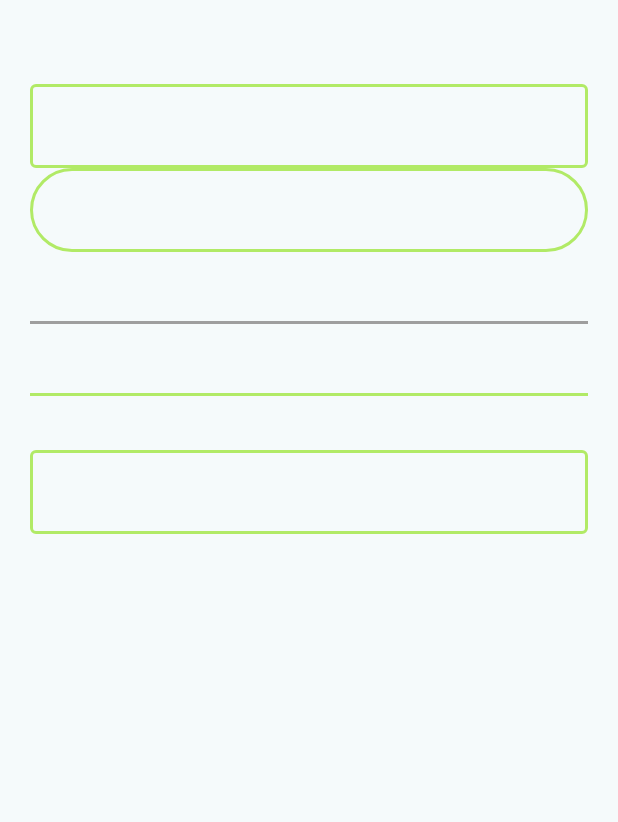
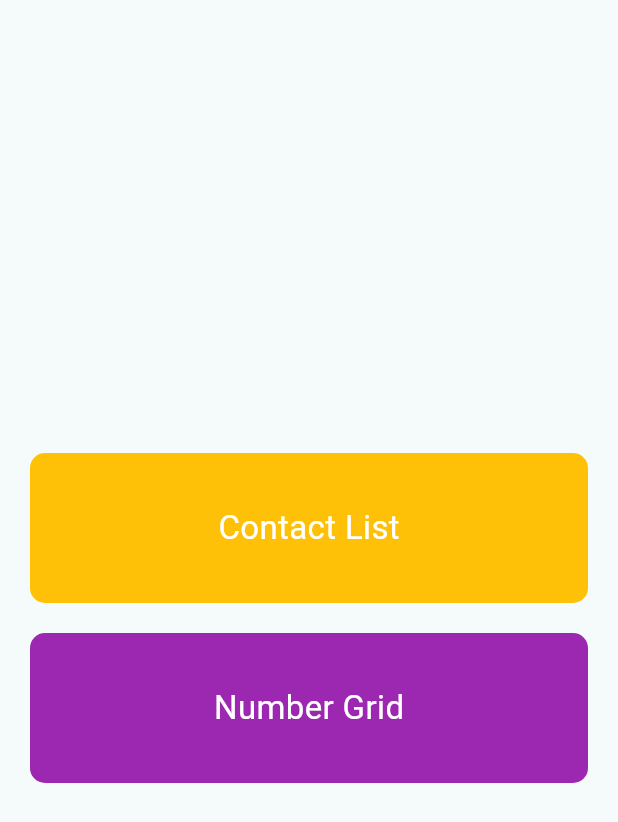
Before and after one commit to samratofficialbd/influxdevcoursepractice, a Flutter app: the screen it shows after launch, on a phone screen of 412 x 824 dp. Shown: the top 822 px of the screen. Run offline on Flutter 3.47's test engine with Material 3 defaults, Android fonts, the phone set to English and light mode, and no system bars; our stand-ins replace faker.

Commit message:
class10 assignment of listviewandgridview

```diff
--- a/lib/custom_text_field.dart
+++ /dev/null
@@ -1,25 +0,0 @@
-import 'package:flutter/material.dart';
-
-class CustomTextField extends StatelessWidget {
-  final InputBorder? inputBorder;
-  final InputBorder? enableBorder;
-  final InputBorder? focusedBorder;
-  final Color? fillColor;
-  final Color? focusColor;
-
-  const CustomTextField(
-      {super.key, this.inputBorder, this.fillColor, this.focusColor, this.enableBorder, this.focusedBorder});
-
-  @override
-  Widget build(BuildContext context) {
-    return TextField(
-      decoration: InputDecoration(
-        border: inputBorder,
-        enabledBorder: enableBorder,
-        focusedBorder: focusedBorder,
-        fillColor: fillColor,
-        focusColor: focusColor,
-      ),
-    );
-  }
-}
--- a/lib/home.dart
+++ /dev/null
@@ -1,88 +0,0 @@
-import 'package:flutter/material.dart';
-import 'package:influxdevcoursepractice/custom_text_field.dart';
-
-class Homepage extends StatefulWidget {
-  const Homepage({super.key});
-
-  @override
-  State<Homepage> createState() => _HomepageState();
-}
-
-class _HomepageState extends State<Homepage> {
-  @override
-  Widget build(BuildContext context) {
-    return SafeArea(
-      child: Scaffold(
-        appBar: AppBar(),
-        body: Padding(
-          padding: const EdgeInsets.symmetric(horizontal: 20),
-          child: Column(
-            children: [
-              const CustomTextField(
-                enableBorder: OutlineInputBorder(
-                  borderSide: BorderSide(
-                    color: Color(0xFFB1EA66),
-                    width: 2,
-                  ),
-                ),
-                focusedBorder: OutlineInputBorder(
-                  borderSide: BorderSide(
-                    color: Color(0xFFB1EA66),
-                    width: 2,
-                  ),
-                ),
-              ),
-              CustomTextField(
-                focusedBorder: OutlineInputBorder(
-                  borderRadius: BorderRadius.circular(30.0),
-                  borderSide: BorderSide(color: Color(0xFFB1EA66), width: 2),
-                ),
-                enableBorder: OutlineInputBorder(
-                  borderRadius: BorderRadius.circular(30.0),
-                  borderSide: BorderSide(color: Color(0xFFB1EA66), width: 2),
-                ),
-              ),
-              const CustomTextField(
-                focusedBorder: UnderlineInputBorder(
-                  borderSide: BorderSide(
-                    color: Colors.grey,
-                    width: 2,
-                  ),
-                ),
-                enableBorder: UnderlineInputBorder(
-                  borderSide: BorderSide(color: Colors.grey, width: 2),
-                ),
-              ),
-              CustomTextField(
-                focusedBorder: UnderlineInputBorder(
-                  borderSide: BorderSide(
-                    color: Color(0xFFB1EA66),
-                    width: 2,
-                  ),
-                ),
-                enableBorder: UnderlineInputBorder(
-                  borderSide: BorderSide(color: Color(0xFFB1EA66), width: 2),
-                ),
-              ),
-              const SizedBox(height: 36.0),
-              const CustomTextField(
-                enableBorder: OutlineInputBorder(
-                  borderSide: BorderSide(
-                    color: Color(0xFFB1EA66),
-                    width: 2,
-                  ),
-                ),
-                focusedBorder: OutlineInputBorder(
-                  borderSide: BorderSide(
-                    color: Color(0xFFB1EA66),
-                    width: 2,
-                  ),
-                ),
-              )
-            ],
-          ),
-        ),
-      ),
-    );
-  }
-}
--- /dev/null
+++ b/lib/home_page.dart
@@ -0,0 +1,73 @@
+import 'package:flutter/material.dart';
+import 'package:influxdevcoursepractice/contact_page.dart';
+import 'package:influxdevcoursepractice/gird_page.dart';
+
+class Homepage extends StatefulWidget {
+  const Homepage({super.key});
+
+  @override
+  State<Homepage> createState() => _HomepageState();
+}
+
+class _HomepageState extends State<Homepage> {
+  @override
+  Widget build(BuildContext context) {
+    return SafeArea(
+      child: Scaffold(
+        body: Padding(
+          padding: EdgeInsets.symmetric(horizontal: 20),
+          child: Column(
+            mainAxisAlignment: MainAxisAlignment.center,
+            children: [
+              InkWell(
+                onTap: () {
+                  Navigator.push(
+                      context,
+                      MaterialPageRoute(
+                        builder: (context) => ContactPage(),
+                      ));
+                },
+                child: Container(
+                  height: 100,
+                  width: double.infinity,
+                  decoration: BoxDecoration(
+                    color: Colors.amber,
+                    borderRadius: BorderRadius.circular(10),
+                  ),
+                  alignment: Alignment.center,
+                  child: Text(
+                    'Contact List',
+                    style: TextStyle(fontSize: 22, color: Colors.white),
+                  ),
+                ),
+              ),
+              SizedBox(height: 20,),
+              InkWell(
+                onTap: () {
+                  Navigator.push(
+                      context,
+                      MaterialPageRoute(
+                        builder: (context) => GridPage(),
+                      ));
+                },
+                child: Container(
+                  height: 100,
+                  width: double.infinity,
+                  decoration: BoxDecoration(
+                    color: Colors.purple,
+                    borderRadius: BorderRadius.circular(10),
+                  ),
+                  alignment: Alignment.center,
+                  child: Text(
+                    'Number Grid',
+                    style: TextStyle(fontSize: 22, color: Colors.white),
+                  ),
+                ),
+              )
+            ],
+          ),
+        ),
+      ),
+    );
+  }
+}
--- a/lib/main.dart
+++ b/lib/main.dart
@@ -1,5 +1,5 @@
 import 'package:flutter/material.dart';
-import 'package:influxdevcoursepractice/home.dart';
+import 'package:influxdevcoursepractice/home_page.dart';
 
 /**
  * class practice assignment
--- a/pubspec.yaml
+++ b/pubspec.yaml
@@ -35,6 +35,8 @@ dependencies:
   # The following adds the Cupertino Icons font to your application.
   # Use with the CupertinoIcons class for iOS style icons.
   cupertino_icons: ^1.0.2
+  faker: ^2.1.0
+  flutter_staggered_grid_view: ^0.7.0
 
 dev_dependencies:
   flutter_test:
```
Also changed, not shown: lib/contact_details_page.dart (added, +101 -0 lines), lib/contact_model.dart (added, +10 -0 lines), lib/contact_page.dart (added, +28 -0 lines), lib/gird_page.dart (added, +40 -0 lines), lib/utils.dart (added, +116 -0 lines), pubspec.lock, 5 other files.
